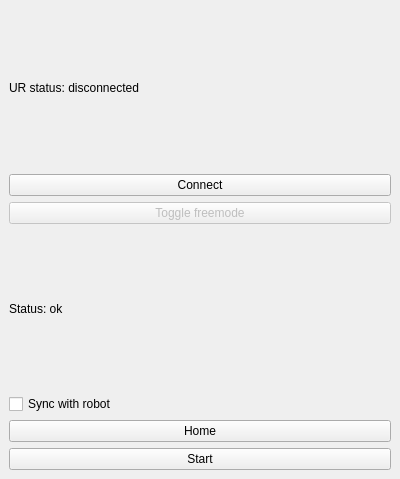
Before: the Qt Designer form plugin/src/EITPlugin.ui in sampuka/eit_project, drawn with Qt 5.
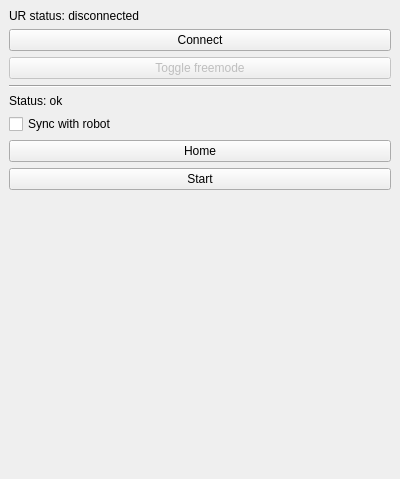
After: the same form once the commit is applied.

Commit message: Added layout and bar

```diff
--- a/plugin/src/EITPlugin.ui
+++ b/plugin/src/EITPlugin.ui
@@ -15,6 +15,9 @@
   </property>
   <widget class="QWidget" name="dockWidgetContents">
    <layout class="QVBoxLayout">
+    <property name="alignment">
+     <enum>Qt::AlignTop</enum>
+    </property>
     <item>
      <widget class="QLabel" name="ui_label_connection">
       <property name="text">
@@ -42,6 +45,13 @@
       </property>
      </widget>
     </item>
+    <item>
+     <widget class="Line" name="ui_line">
+      <property name="orientation">
+       <enum>Qt::Horizontal</enum>
+      </property>
+     </widget>
+    </item>
     <item>
      <widget class="QLabel" name="ui_label_status">
       <property name="text">
```
